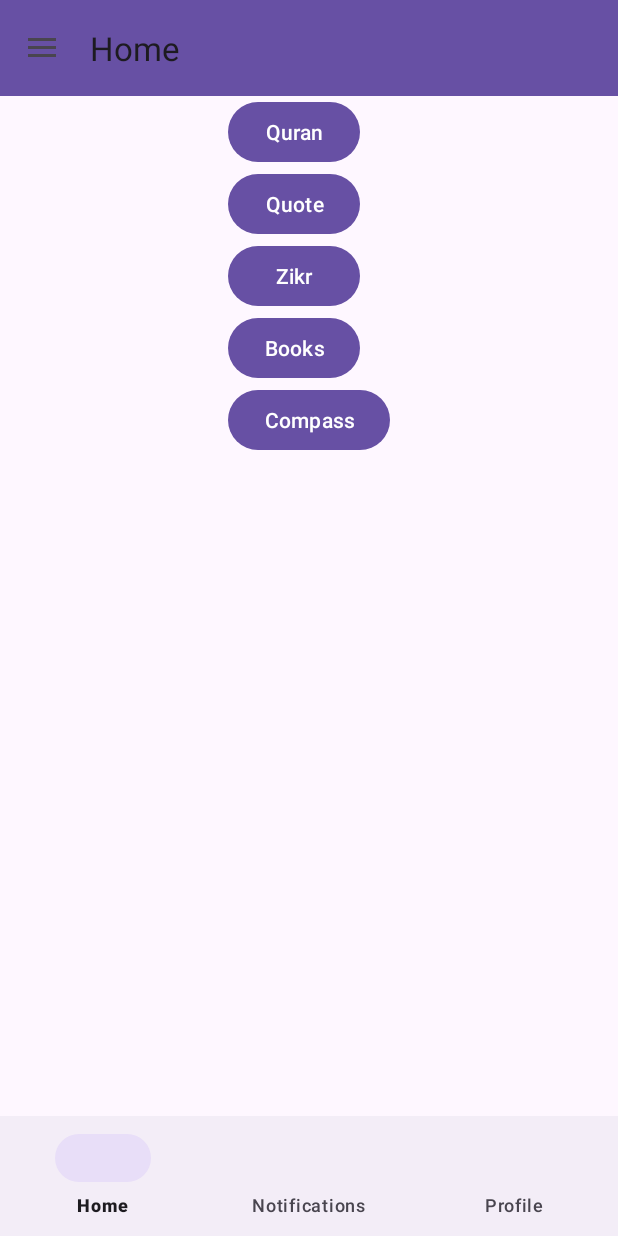
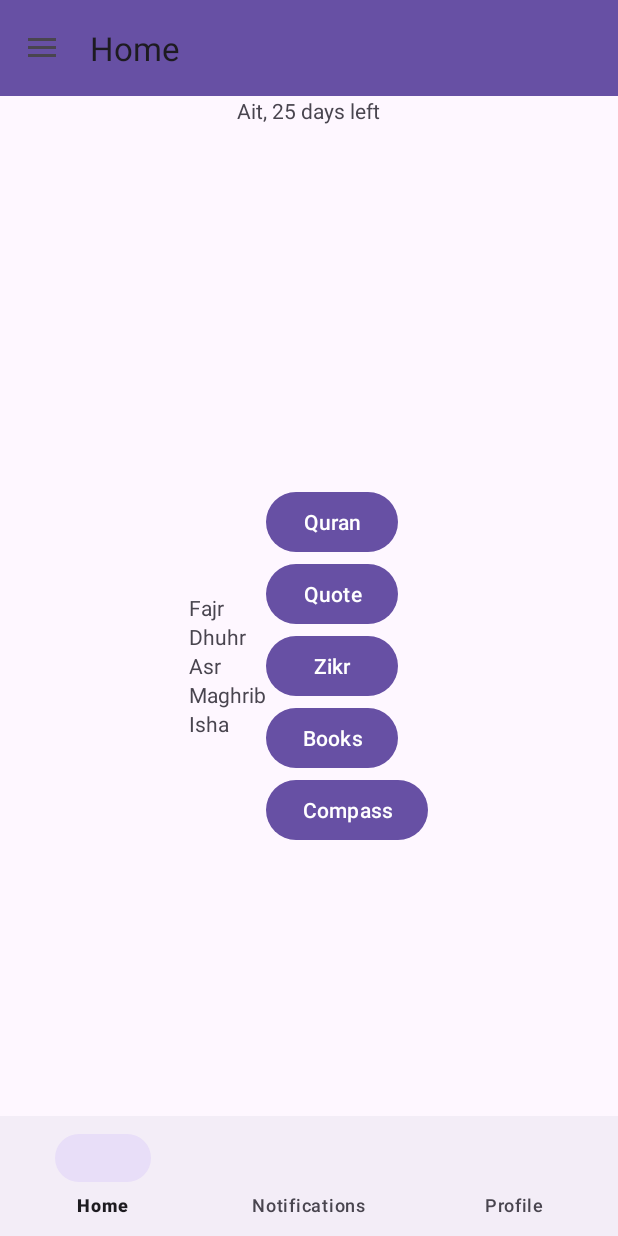
Before and after one commit to DarkhanTastanov/SoulTech, an Android app: the screen it shows after launch (MainActivity), on a phone screen of 412 x 824 dp. Run offline under Robolectric (Android 15) with nearby library versions, the phone set to English and light mode, and no system bars; our stand-ins replace navigation-ui.

Commit message:
some pages

```diff
--- a/app/src/main/AndroidManifest.xml
+++ b/app/src/main/AndroidManifest.xml
@@ -31,6 +31,12 @@
                 <category android:name="android.intent.category.LAUNCHER" />
             </intent-filter>
         </activity>
+        <activity
+            android:name="com.example.myfaith.ZikrActivity"
+            android:exported="false">
+        </activity>
+        <activity android:name="com.example.myfaith.LoginActivity"></activity>
+        <activity android:name="com.example.myfaith.RegistrationActivity"></activity>
         <meta-data
             android:name="com.google.android.geo.API_KEY"
             android:value="AIzaSyCGtHxSvGnCq7wzU2Mrt_NGPm-3I7V7gpM" />
--- /dev/null
+++ b/app/src/main/java/com/example/myfaith/BooksFragment.kt
@@ -0,0 +1,4 @@
+package com.example.myfaith
+
+class BooksFragment {
+}
--- a/app/src/main/java/com/example/myfaith/ProfileFragment.kt
+++ b/app/src/main/java/com/example/myfaith/ProfileFragment.kt
@@ -13,6 +13,5 @@ class ProfileFragment : Fragment() {
         savedInstanceState: Bundle?
     ): View? {
         return inflater.inflate(R.layout.profile_fragment, container, false)
-        // Add your profile logic here
     }
 }
--- /dev/null
+++ b/app/src/main/java/com/example/myfaith/QuranFragment.kt
@@ -0,0 +1,4 @@
+package com.example.myfaith
+
+class QuranFragment {
+}
--- a/app/src/main/java/com/example/myfaith/RegistrationActivity.kt
+++ b/app/src/main/java/com/example/myfaith/RegistrationActivity.kt
@@ -23,7 +23,7 @@ class RegistrationActivity : AppCompatActivity() {
 
         registerButton.setOnClickListener {
             // Navigate to Login after registration
-            val intent = Intent(this, LoginActivity::class.java)
+            val intent = Intent(this, MainActivity::class.java)
             startActivity(intent)
             finish()
         }
--- a/app/src/main/res/layout/activity_login.xml
+++ b/app/src/main/res/layout/activity_login.xml
@@ -23,4 +23,9 @@
         android:layout_width="match_parent"
         android:layout_height="wrap_content"
         android:text="Login" />
+    <Button
+        android:id="@+id/register_button"
+        android:layout_width="match_parent"
+        android:layout_height="wrap_content"
+        android:text="Register?" />
 </LinearLayout>
--- a/app/src/main/res/layout/home_page_fragment.xml
+++ b/app/src/main/res/layout/home_page_fragment.xml
@@ -1,13 +1,66 @@
 <?xml version="1.0" encoding="utf-8"?>
-<LinearLayout xmlns:android="http://schemas.android.com/apk/res/android"
-    android:id="@+id/home_buttons"
+<FrameLayout xmlns:android="http://schemas.android.com/apk/res/android"
+    android:layout_width="match_parent"
+    android:layout_height="match_parent"
+    android:layout_gravity="center_horizontal">
+    <LinearLayout
+    android:id="@+id/top_header"
+        android:layout_width="match_parent"
+        android:layout_height="wrap_content"
+        android:layout_gravity="top"
+        android:gravity="center">
+
+        <TextView
+            android:id="@+id/next_event"
             android:layout_width="wrap_content"
             android:layout_height="wrap_content"
-    android:layout_below="@+id/prayer_times_layout"
-    android:layout_centerHorizontal="true"
+            android:text="Ait, 25 days left" />
+    </LinearLayout>
+    <LinearLayout
+        android:layout_width="wrap_content"
+        android:layout_height="wrap_content"
+        android:layout_gravity="center">
+        <LinearLayout
+            android:layout_width="wrap_content"
+            android:layout_height="wrap_content"
             android:orientation="vertical"
-    android:layout_gravity="center_horizontal">
+            android:layout_gravity="center">
+            <TextView
+                android:id="@+id/fajr"
+                android:layout_width="wrap_content"
+                android:layout_height="wrap_content"
+                android:text="Fajr" />
 
+            <TextView
+                android:id="@+id/dhuhr"
+                android:layout_width="wrap_content"
+                android:layout_height="wrap_content"
+                android:text="Dhuhr" />
+
+            <TextView
+                android:id="@+id/asr"
+                android:layout_width="wrap_content"
+                android:layout_height="wrap_content"
+                android:text="Asr" />
+
+            <TextView
+                android:id="@+id/maghrib"
+                android:layout_width="wrap_content"
+                android:layout_height="wrap_content"
+                android:text="Maghrib" />
+
+            <TextView
+                android:id="@+id/isha"
+                android:layout_width="wrap_content"
+                android:layout_height="wrap_content"
+                android:text="Isha" />
+        </LinearLayout>
+
+        <LinearLayout
+            android:layout_width="wrap_content"
+            android:layout_height="wrap_content"
+            android:orientation="vertical"
+            android:layout_gravity="center">
             <Button
                 android:id="@+id/quran_button"
                 android:layout_width="wrap_content"
@@ -38,3 +91,5 @@
                 android:layout_height="wrap_content"
                 android:text="Compass" />
         </LinearLayout>
+    </LinearLayout>
+</FrameLayout>
--- a/app/src/main/res/menu/drawer_menu.xml
+++ b/app/src/main/res/menu/drawer_menu.xml
@@ -11,6 +11,9 @@
         <item
             android:id="@+id/nav_progress"
             android:title="Progress" />
+        <item
+            android:id="@+id/nav_map"
+            android:title="Map" />
     </group>
 
     <item android:title="Actions">
--- a/app/src/main/res/navigation/nav_graph.xml
+++ b/app/src/main/res/navigation/nav_graph.xml
@@ -6,27 +6,50 @@
 
     <fragment
         android:id="@+id/homeFragment"
-        android:name="com.example.myfaith.HomeFragment"  android:label="Home"
+        android:name="com.example.myfaith.HomeFragment"
+        android:label="Home"
         tools:layout="@layout/home_page_fragment" />
 
     <fragment
         android:id="@+id/compassFragment"
-        android:name="com.example.myfaith.CompassFragment"  android:label="Compass"
+        android:name="com.example.myfaith.CompassFragment"
+        android:label="Compass"
         tools:layout="@layout/fragment_compass" />
 
     <fragment
+        android:id="@+id/quranFragment"
+        android:name="com.example.myfaith.QuranFragment"
+        android:label="Quran"
+        tools:layout="@layout/quran_fragment" />
+
+<!--    <fragment-->
+<!--        android:id="@+id/surahFragment"-->
+<!--        android:name="com.example.myfaith.SurahFragment"-->
+<!--        android:label="Surah"-->
+<!--        tools:layout="@layout/surah_fragment" />-->
+
+    <fragment
         android:id="@+id/mapsFragment"
-        android:name="com.example.myfaith.MapsFragment"  android:label="Maps"
+        android:name="com.example.myfaith.MapsFragment"
+        android:label="Maps"
         tools:layout="@layout/fragment_maps" />
 
     <fragment
+        android:id="@+id/booksFragment"
+        android:name="com.example.myfaith.BooksFragment"
+        android:label="Books"
+        tools:layout="@layout/books_fragment" />
+
+    <fragment
         android:id="@+id/profileFragment"
-        android:name="com.example.myfaith.ProfileFragment"  android:label="Profile"
+        android:name="com.example.myfaith.ProfileFragment"
+        android:label="Profile"
         tools:layout="@layout/profile_fragment" />
 
     <fragment
         android:id="@+id/notificationFragment"
-        android:name="com.example.myfaith.NotificationFragment"  android:label="Notifications"
+        android:name="com.example.myfaith.NotificationFragment"
+        android:label="Notifications"
         tools:layout="@layout/notification_fragment" />
 
 </navigation>
```
Also changed, not shown: app/src/main/java/com/example/myfaith/HomeFragment.kt (+6 -7 lines), app/src/main/java/com/example/myfaith/LoginActivity.kt (+6 -2 lines), app/src/main/java/com/example/myfaith/MainActivity.kt (+12 -7 lines), app/src/main/res/layout/surah_item.xml (renamed from app/src/main/res/layout/surah_fragment.xml). Lines whose indentation alone changed are shown as unchanged.
